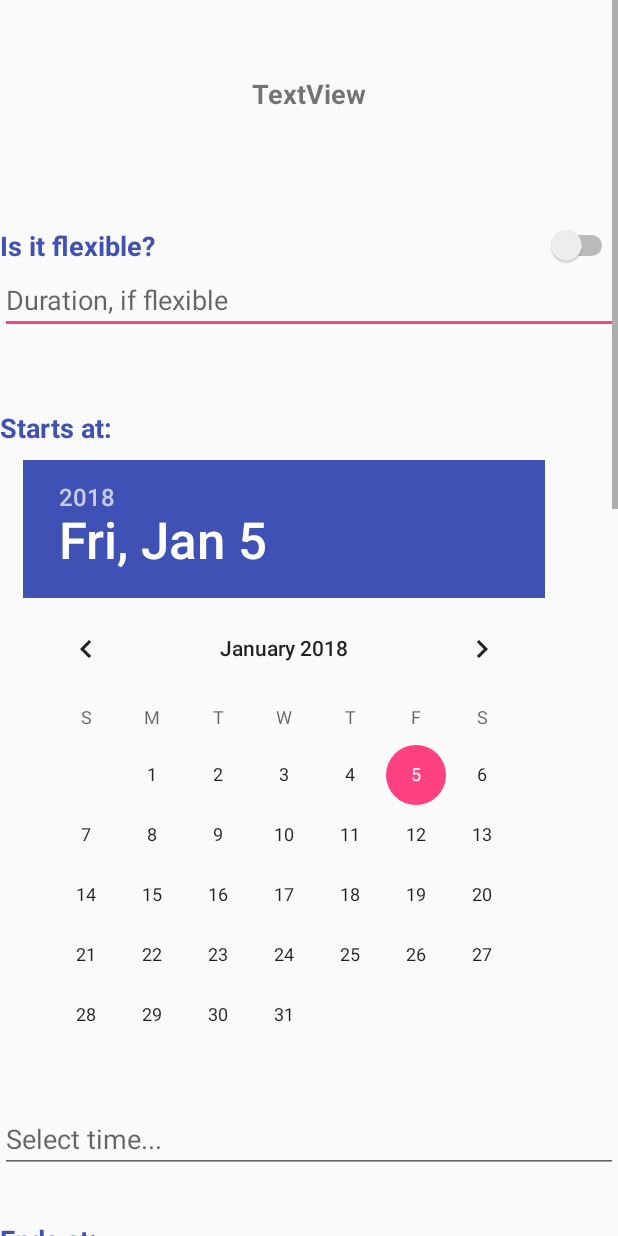
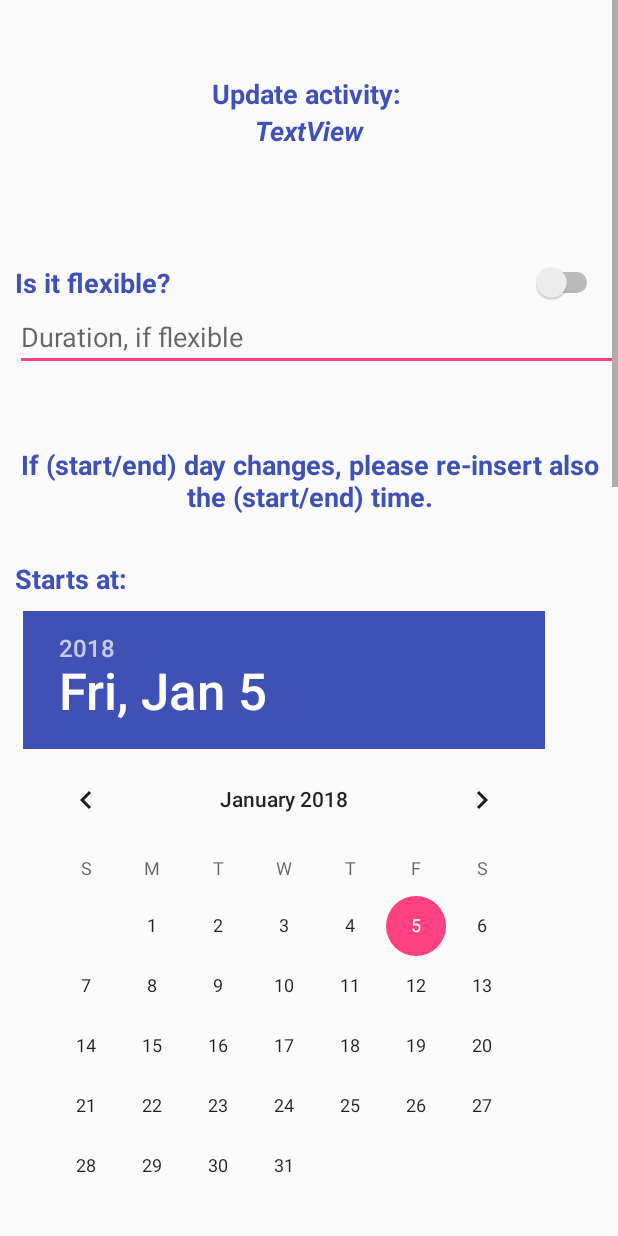
Before and after one commit to MatteoBiasielli/TravlendarPlus, an Android app: the layout activity_update.xml on its own in the app's theme, with its tools: preview values and no code run, on a phone screen of 412 x 824 dp. Run offline under Robolectric (Android 15) with nearby library versions, the phone set to English and light mode, and no system bars.

Commit message:
bug fixing, layout and screen optimization,

```diff
--- a/travlendarandroidclient/app/src/main/res/layout/activity_update.xml
+++ b/travlendarandroidclient/app/src/main/res/layout/activity_update.xml
@@ -31,16 +31,29 @@
             android:orientation="vertical" >
 
             <TextView
+                android:id="@+id/title"
+                android:layout_width="168dp"
+                android:layout_height="wrap_content"
+                android:layout_marginEnd="200dp"
+                android:layout_marginStart="120dp"
+                android:layout_marginTop="50dp"
+                android:text="@string/update_act"
+                android:textAlignment="center"
+                android:textColor="@color/colorPrimary"
+                android:textSize="18sp"
+                android:textStyle="bold" />
+
+            <TextView
                 android:id="@+id/head"
                 android:layout_width="111dp"
                 android:layout_height="wrap_content"
                 android:layout_marginEnd="200dp"
                 android:layout_marginStart="150dp"
-                android:layout_marginTop="50dp"
                 android:text="TextView"
                 android:textAlignment="center"
+                android:textColor="@color/colorPrimary"
                 android:textSize="18sp"
-                android:textStyle="bold" />
+                android:textStyle="bold|italic" />
 
             <Space
                 android:layout_width="match_parent"
@@ -50,6 +63,8 @@
                 android:id="@+id/flex_switch"
                 android:layout_width="match_parent"
                 android:layout_height="wrap_content"
+                android:layout_marginEnd="10dp"
+                android:layout_marginStart="10dp"
                 android:text="@string/flexible"
                 android:textColor="@color/colorPrimary"
                 android:textSize="18sp"
@@ -59,6 +74,7 @@
                 android:id="@+id/duration_form"
                 android:layout_width="match_parent"
                 android:layout_height="wrap_content"
+                android:layout_marginStart="10dp"
                 android:ems="10"
                 android:hint="@string/duration"
                 android:inputType="number" />
@@ -68,9 +84,26 @@
                 android:layout_height="50dp" />
 
             <TextView
+                android:id="@+id/info"
+                android:layout_width="match_parent"
+                android:layout_height="wrap_content"
+                android:layout_marginEnd="10dp"
+                android:layout_marginStart="10dp"
+                android:text="@string/info"
+                android:textAlignment="center"
+                android:textColor="@color/colorPrimary"
+                android:textSize="18sp"
+                android:textStyle="bold" />
+
+            <Space
+                android:layout_width="match_parent"
+                android:layout_height="30dp" />
+
+            <TextView
                 android:id="@+id/start_head"
                 android:layout_width="match_parent"
                 android:layout_height="34dp"
+                android:layout_marginStart="10dp"
                 android:text="@string/start_time"
                 android:textColor="@color/colorPrimary"
                 android:textSize="18sp"
@@ -83,13 +116,13 @@
                 android:layout_marginStart="15dp"
                 android:headerBackground="@color/colorPrimary" />
 
-            <EditText
+            <TextView
                 android:id="@+id/selectTimeStart"
                 android:layout_width="match_parent"
-                android:layout_height="wrap_content"
-                android:ems="10"
-                android:hint="@string/select_time"
-                android:inputType="time" />
+                android:layout_height="40dp"
+                android:text="@string/select_time"
+                android:textAlignment="center"
+                android:textSize="20sp" />
 
             <Space
                 android:layout_width="match_parent"
@@ -99,6 +132,7 @@
                 android:id="@+id/end_head"
                 android:layout_width="match_parent"
                 android:layout_height="30dp"
+                android:layout_marginStart="10dp"
                 android:text="@string/end_time"
                 android:textColor="@color/colorPrimary"
                 android:textSize="18sp"
@@ -111,13 +145,13 @@
                 android:layout_marginStart="15dp"
                 android:headerBackground="@color/colorPrimary" />
 
-            <EditText
+            <TextView
                 android:id="@+id/selectTimeEnd"
                 android:layout_width="match_parent"
-                android:layout_height="wrap_content"
-                android:ems="10"
-                android:hint="@string/select_time"
-                android:inputType="time" />
+                android:layout_height="40dp"
+                android:text="@string/select_time"
+                android:textAlignment="center"
+                android:textSize="20sp" />
 
             <Space
                 android:layout_width="match_parent"
@@ -127,6 +161,7 @@
                 android:id="@+id/start_position_head"
                 android:layout_width="match_parent"
                 android:layout_height="wrap_content"
+                android:layout_marginStart="10dp"
                 android:text="@string/starting_point"
                 android:textColor="@color/colorPrimary"
                 android:textSize="18sp"
@@ -136,6 +171,7 @@
                 android:id="@+id/start_position_form"
                 android:layout_width="match_parent"
                 android:layout_height="wrap_content"
+                android:layout_marginStart="10dp"
                 android:ems="10"
                 android:hint="@string/postal_address"
                 android:inputType="textPostalAddress" />
@@ -144,6 +180,7 @@
                 android:id="@+id/start_tag"
                 android:layout_width="match_parent"
                 android:layout_height="wrap_content"
+                android:layout_marginStart="10dp"
                 android:ems="10"
                 android:hint="@string/select_tag"
                 android:inputType="text" />
@@ -152,6 +189,7 @@
                 android:id="@+id/destination_position_head"
                 android:layout_width="match_parent"
                 android:layout_height="wrap_content"
+                android:layout_marginStart="10dp"
                 android:text="@string/where"
                 android:textColor="@color/colorPrimary"
                 android:textSize="18sp"
@@ -161,6 +199,7 @@
                 android:id="@+id/destination_position_form"
                 android:layout_width="match_parent"
                 android:layout_height="wrap_content"
+                android:layout_marginStart="10dp"
                 android:ems="10"
                 android:hint="@string/postal_address"
                 android:inputType="textPostalAddress" />
@@ -169,6 +208,7 @@
                 android:id="@+id/end_tag"
                 android:layout_width="match_parent"
                 android:layout_height="wrap_content"
+                android:layout_marginStart="10dp"
                 android:ems="10"
                 android:hint="@string/select_tag"
                 android:inputType="text" />
@@ -177,6 +217,7 @@
                 android:id="@+id/notes_head"
                 android:layout_width="match_parent"
                 android:layout_height="wrap_content"
+                android:layout_marginStart="10dp"
                 android:text="@string/notes"
                 android:textColor="@color/colorPrimary"
                 android:textSize="18sp"
@@ -186,6 +227,7 @@
                 android:id="@+id/notes_form"
                 android:layout_width="match_parent"
                 android:layout_height="87dp"
+                android:layout_marginStart="10dp"
                 android:ems="10"
                 android:hint="@string/notes"
                 android:inputType="text|textMultiLine"
--- a/travlendarandroidclient/app/src/main/res/values/strings.xml
+++ b/travlendarandroidclient/app/src/main/res/values/strings.xml
@@ -139,4 +139,6 @@
     <string name="select_tag">Select tag...</string>
     <string name="update">update</string>
     <string name="delete">delete</string>
+    <string name="update_act">Update activity:</string>
+    <string name="info">If (start/end) day changes, please re-insert also the (start/end) time.</string>
 </resources>
```
Also changed, not shown: travlendarandroidclient/app/src/main/java/biasiellicapodifatta/travlendar/layouts/IndicationsScreen.java (+17 -21 lines), travlendarandroidclient/app/src/main/java/biasiellicapodifatta/travlendar/layouts/NewActActivity.java (+17 -16 lines), travlendarandroidclient/app/src/main/java/biasiellicapodifatta/travlendar/layouts/RegisterActivity.java (+4 -11 lines), travlendarandroidclient/app/src/main/java/biasiellicapodifatta/travlendar/layouts/SettingsMenu.java (+11 -4 lines), travlendarandroidclient/app/src/main/java/biasiellicapodifatta/travlendar/layouts/UpdateActivity.java (+121 -112 lines).
